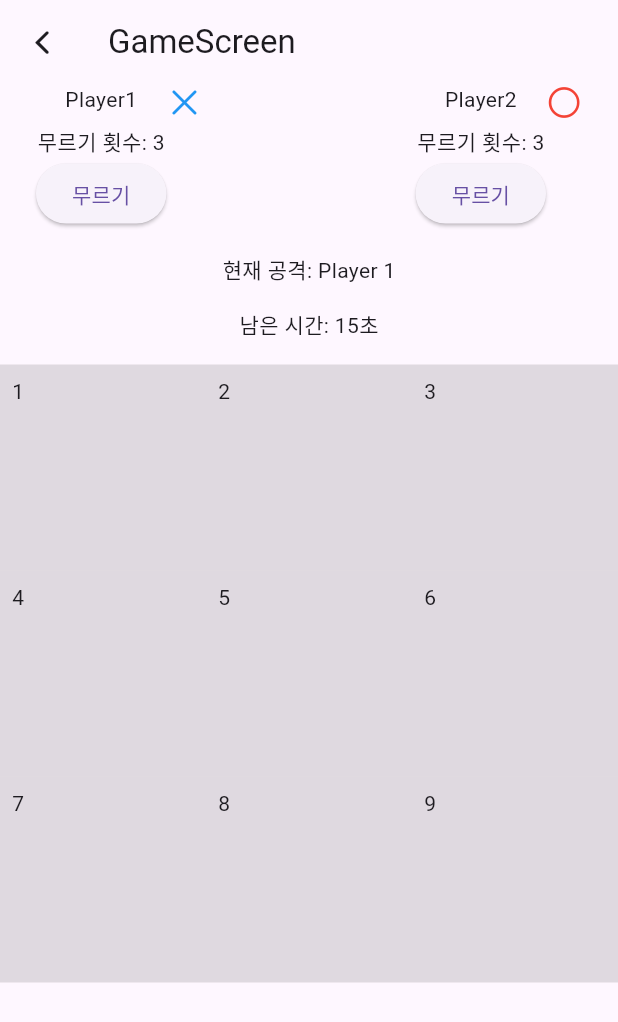
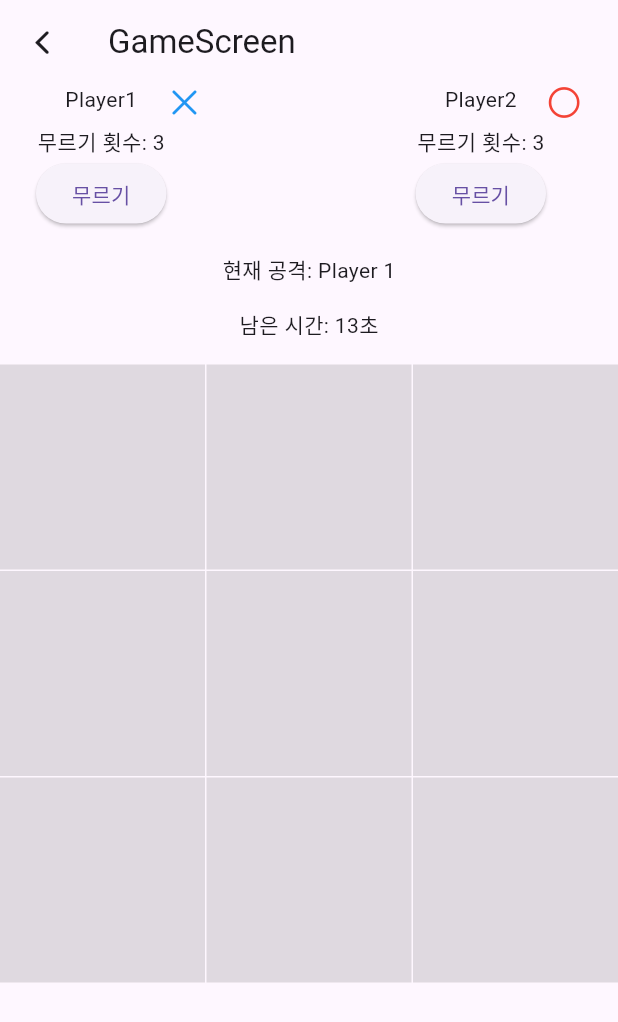
Before and after one commit to leeeeeoy/Tic-Tac-Toe, a Flutter app: the SettingScreen screen opened directly, after a tap on "게임시작", after a tap on "무르기", on a phone screen of 412 x 824 dp. Shown: the top 1022 px of the screen. Run offline on Flutter 3.47's test engine with Material 3 defaults, Android fonts, the phone set to English and light mode, and no system bars; our stand-ins replace equatable, flutter_bloc, freezed_annotation.

Commit message:
feat: 타이머 로직, 결과 확인 로직 작성

```diff
--- a/lib/const/app_const.dart
+++ b/lib/const/app_const.dart
@@ -15,4 +15,6 @@ abstract class AppConst {
     CupertinoIcons.triangle,
     CupertinoIcons.square,
   ];
+
+  static const maxTimerCount = 15;
 }
--- a/lib/feature/game/bloc/game_bloc.dart
+++ b/lib/feature/game/bloc/game_bloc.dart
@@ -1,8 +1,10 @@
 import 'dart:async';
+import 'dart:math';
 
 import 'package:equatable/equatable.dart';
 import 'package:flutter/material.dart';
 import 'package:flutter_bloc/flutter_bloc.dart';
+import 'package:tic_tac_toe/const/app_const.dart';
 import 'package:tic_tac_toe/data/model/mark_data.dart';
 
 part 'game_event.dart';
@@ -22,6 +24,30 @@ class GameBloc extends Bloc<GameEvent, GameState> {
     on<GameTimerChanged>(_onGameTimerChanged);
     on<GamePlayed>(_onGamePlayed);
     on<GameUndoRequested>(_onGameUndoRequested);
+    on<GameRandomPlayed>(_onGameRandomPlayed);
+
+    runTimer();
+  }
+
+  void runTimer() {
+    streamSubscription?.cancel();
+
+    add(const GameTimerChanged(second: AppConst.maxTimerCount));
+
+    streamSubscription = Stream.periodic(
+      const Duration(seconds: 1),
+      (value) => AppConst.maxTimerCount - value - 1,
+    ).listen(
+      (event) {
+        if (event == 0) {
+          add(const GameRandomPlayed());
+
+          return;
+        }
+
+        add(GameTimerChanged(second: event));
+      },
+    );
   }
 
   final Color firstPlayerColor;
@@ -61,6 +87,8 @@ class GameBloc extends Bloc<GameEvent, GameState> {
       return null;
     }
 
+    runTimer();
+
     Color color;
     IconData iconData;
 
@@ -74,7 +102,7 @@ class GameBloc extends Bloc<GameEvent, GameState> {
 
     final data = MarkData(
       playerNumber: event.playerNumber,
-      rowNumber: event.markIndex ~/ maxNumber - 1,
+      rowNumber: event.markIndex ~/ maxNumber,
       columnNumber: event.markIndex % maxNumber,
       color: color,
       iconData: iconData,
@@ -83,7 +111,16 @@ class GameBloc extends Bloc<GameEvent, GameState> {
     markMap[event.markIndex] = data;
     makeDataHistoryList.add(event.markIndex);
 
+    final gameFinishData = checkGameState();
+
+    if (gameFinishData.isFinish) {
+      streamSubscription?.cancel();
+
+      emit(GameFinished(winnerPlayer: gameFinishData.winnerPlayer));
+    }
+
     currentPlayer = currentPlayer == 1 ? 2 : 1;
+
     emit(GameMarkChecked(
       currentPlayerNumber: currentPlayer,
       markMap: markMap,
@@ -99,6 +136,8 @@ class GameBloc extends Bloc<GameEvent, GameState> {
     if (makeDataHistoryList.isEmpty) {
       return null;
     }
+
+    runTimer();
 
     if (currentPlayer == 1) {
       if (event.playerNumber == 1) {
@@ -164,4 +203,93 @@ class GameBloc extends Bloc<GameEvent, GameState> {
       secondPlayerUndoCount: secondPlayerUndoCount,
     ));
   }
+
+  FutureOr<void> _onGameRandomPlayed(
+    GameRandomPlayed event,
+    Emitter<GameState> emit,
+  ) {
+    final indexList = [];
+
+    for (int i = 0; i < maxNumber * maxNumber; i++) {
+      if (markMap[i] == null) {
+        indexList.add(i);
+      }
+    }
+
+    if (indexList.isEmpty) {
+      return null;
+    }
+
+    final randomIndex = Random().nextInt(indexList.length);
+    add(GamePlayed(markIndex: indexList[randomIndex], playerNumber: currentPlayer));
+  }
+
+  ({bool isFinish, int? winnerPlayer}) checkGameState() {
+    bool isWin = true;
+
+    for (int row = 0; row < maxNumber; row++) {
+      isWin = true;
+
+      for (int col = 0; col < maxNumber; col++) {
+        if (markMap[row * maxNumber + col]?.playerNumber != currentPlayer) {
+          isWin = false;
+
+          break;
+        }
+      }
+
+      if (isWin) {
+        return (isFinish: true, winnerPlayer: currentPlayer);
+      }
+    }
+
+    for (int col = 0; col < maxNumber; col++) {
+      isWin = true;
+      for (int row = 0; row < maxNumber; row++) {
+        if (markMap[row * maxNumber + col]?.playerNumber != currentPlayer) {
+          isWin = false;
+
+          break;
+        }
+      }
+
+      if (isWin) {
+        return (isFinish: true, winnerPlayer: currentPlayer);
+      }
+    }
+
+    isWin = true;
+
+    for (int i = 0; i < maxNumber; i++) {
+      if (markMap[i * maxNumber + i]?.playerNumber != currentPlayer) {
+        isWin = false;
+
+        break;
+      }
+    }
+
+    if (isWin) {
+      return (isFinish: true, winnerPlayer: currentPlayer);
+    }
+
+    isWin = true;
+
+    for (int i = 0; i < maxNumber; i++) {
+      if (markMap[i * maxNumber + (maxNumber - 1 - i)]?.playerNumber != currentPlayer) {
+        isWin = false;
+
+        break;
+      }
+    }
+
+    if (isWin) {
+      return (isFinish: true, winnerPlayer: currentPlayer);
+    }
+
+    if (makeDataHistoryList.length == maxNumber * maxNumber) {
+      return (isFinish: true, winnerPlayer: null);
+    }
+
+    return (isFinish: false, winnerPlayer: null);
+  }
 }
--- a/lib/feature/game/bloc/game_event.dart
+++ b/lib/feature/game/bloc/game_event.dart
@@ -26,6 +26,10 @@ final class GamePlayed extends GameEvent {
   List<Object?> get props => [markIndex, playerNumber];
 }
 
+final class GameRandomPlayed extends GameEvent {
+  const GameRandomPlayed();
+}
+
 final class GameFinishRequested extends GameEvent {
   const GameFinishRequested();
 }
--- a/lib/feature/game/bloc/game_state.dart
+++ b/lib/feature/game/bloc/game_state.dart
@@ -4,7 +4,7 @@ sealed class GameState extends Equatable {
   const GameState();
 
   @override
-  List<Object> get props => [];
+  List<Object?> get props => [];
 }
 
 final class GameInitial extends GameState {
@@ -17,7 +17,7 @@ final class GameTimerLoaded extends GameState {
   final int second;
 
   @override
-  List<Object> get props => [second];
+  List<Object?> get props => [second];
 }
 
 final class GameMarkChecked extends GameState {
@@ -34,5 +34,14 @@ final class GameMarkChecked extends GameState {
   final int secondPlayerUndoCount;
 
   @override
-  List<Object> get props => [currentPlayerNumber, markMap, firstPlayerUndoCount, secondPlayerUndoCount];
+  List<Object?> get props => [currentPlayerNumber, markMap, firstPlayerUndoCount, secondPlayerUndoCount];
 }
+
+final class GameFinished extends GameState {
+  const GameFinished({required this.winnerPlayer});
+
+  final int? winnerPlayer;
+
+  @override
+  List<Object?> get props => [winnerPlayer];
+}
--- a/lib/feature/game/game_scren.dart
+++ b/lib/feature/game/game_scren.dart
@@ -1,6 +1,7 @@
 import 'package:flutter/cupertino.dart';
 import 'package:flutter/material.dart';
 import 'package:flutter_bloc/flutter_bloc.dart';
+import 'package:tic_tac_toe/const/app_const.dart';
 import 'package:tic_tac_toe/feature/game/bloc/game_bloc.dart';
 
 class GameScreen extends StatelessWidget {
@@ -25,7 +26,36 @@ class GameScreen extends StatelessWidget {
   Widget build(BuildContext context) {
     final maxWidth = MediaQueryData.fromView(View.of(context)).size.width;
 
-    return PopScope(
+    return BlocListener<GameBloc, GameState>(
+      listener: (context, state) {
+        if (state is GameFinished) {
+          showDialog(
+            context: context,
+            builder: (context) => AlertDialog(
+              title: const Text('게임이 종료되었습니다'),
+              content: Text(
+                '''
+${state.winnerPlayer == null ? '무승부입니다' : '우승: Player${state.winnerPlayer}'}
+결과를 저장하시겠습니까?
+''',
+                textAlign: TextAlign.center,
+              ),
+              actionsAlignment: MainAxisAlignment.center,
+              actions: [
+                ElevatedButton(
+                  onPressed: () => Navigator.of(context).pop(true),
+                  child: const Text('확인'),
+                ),
+                ElevatedButton(
+                  onPressed: () => Navigator.of(context).pop(),
+                  child: const Text('취소'),
+                ),
+              ],
+            ),
+          );
+        }
+      },
+      child: PopScope(
         canPop: false,
         child: Scaffold(
           appBar: AppBar(
@@ -36,7 +66,7 @@ class GameScreen extends StatelessWidget {
                 final result = await showDialog(
                   context: context,
                   builder: (context) => AlertDialog(
-                  title: const Text('종료하고 나가시겠습니까?'),
+                    content: const Text('종료하고 나가시겠습니까?'),
                     actionsAlignment: MainAxisAlignment.center,
                     actions: [
                       ElevatedButton(
@@ -130,11 +160,26 @@ class GameScreen extends StatelessWidget {
                 },
               ),
               const SizedBox(height: 16),
-            const Text('남은 시간: 15초'),
+              BlocBuilder<GameBloc, GameState>(
+                buildWhen: (previous, current) => current is GameTimerLoaded,
+                builder: (context, state) {
+                  int second = AppConst.maxTimerCount;
+
+                  if (state is GameTimerLoaded) {
+                    second = state.second;
+                  }
+
+                  return Text('남은 시간: $second초');
+                },
+              ),
               const SizedBox(height: 16),
               Expanded(
                 child: GridView.builder(
-                gridDelegate: SliverGridDelegateWithFixedCrossAxisCount(crossAxisCount: maxNumber),
+                  gridDelegate: SliverGridDelegateWithFixedCrossAxisCount(
+                    crossAxisCount: maxNumber,
+                    mainAxisSpacing: 1,
+                    crossAxisSpacing: 1,
+                  ),
                   itemCount: maxNumber * maxNumber,
                   itemBuilder: (context, index) => InkWell(
                     onTap: () {
@@ -158,16 +203,7 @@ class GameScreen extends StatelessWidget {
                           width: maxWidth / maxNumber,
                           alignment: Alignment.center,
                           decoration: const BoxDecoration(color: Colors.black12),
-                        child: Stack(
-                          children: [
-                            Positioned(
-                              top: 8,
-                              left: 8,
-                              child: Text('${index + 1}'),
-                            ),
-                            if (iconData != null) Center(child: Icon(iconData, color: color))
-                          ],
-                        ),
+                          child: iconData != null ? Icon(iconData, color: color) : const SizedBox.shrink(),
                         );
                       },
                     ),
@@ -177,6 +213,7 @@ class GameScreen extends StatelessWidget {
             ],
           ),
         ),
+      ),
     );
   }
 }
--- a/lib/feature/setting/setting_screen.dart
+++ b/lib/feature/setting/setting_screen.dart
@@ -14,6 +14,8 @@ class SettingScreen extends StatelessWidget {
 
   @override
   Widget build(BuildContext context) {
+    int firstAttackPlayer = Random().nextInt(2) + 1;
+
     return Scaffold(
       appBar: AppBar(title: const Text('SettingScreen')),
       body: Column(
@@ -60,8 +62,6 @@ class SettingScreen extends StatelessWidget {
           BlocBuilder<SettingBloc, SettingState>(
             buildWhen: (previous, current) => current is SettingPlayerDataChecked,
             builder: (context, state) {
-              int firstAttackPlayer = Random().nextInt(2) + 1;
-
               if (state is SettingPlayerDataChecked) {
                 firstAttackPlayer = state.firstAttackPlayerNumber;
               }
@@ -82,7 +82,7 @@ class SettingScreen extends StatelessWidget {
                       secondPlayerColor: AppConst.colorList[bloc.secondPlayerColorIndex],
                       firstPlayerIcon: AppConst.iconList[bloc.firstPlayerIconIndex],
                       secondPlayerIcon: AppConst.iconList[bloc.secondPlayerIconIndex],
-                      firstAttackPlayerNumber: bloc.firstAttackPlayerNumber,
+                      firstAttackPlayerNumber: firstAttackPlayer,
                       maxNumber: bloc.maxNumber,
                     ),
                     child: GameScreen(
@@ -90,7 +90,7 @@ class SettingScreen extends StatelessWidget {
                       secondPlayerColor: AppConst.colorList[bloc.secondPlayerColorIndex],
                       firstPlayerIcon: AppConst.iconList[bloc.firstPlayerIconIndex],
                       secondPlayerIcon: AppConst.iconList[bloc.secondPlayerIconIndex],
-                      firstAttackPlayer: bloc.firstAttackPlayerNumber,
+                      firstAttackPlayer: firstAttackPlayer,
                       maxNumber: bloc.maxNumber,
                     ),
                   ),
```
Lines whose indentation alone changed are shown as unchanged.
